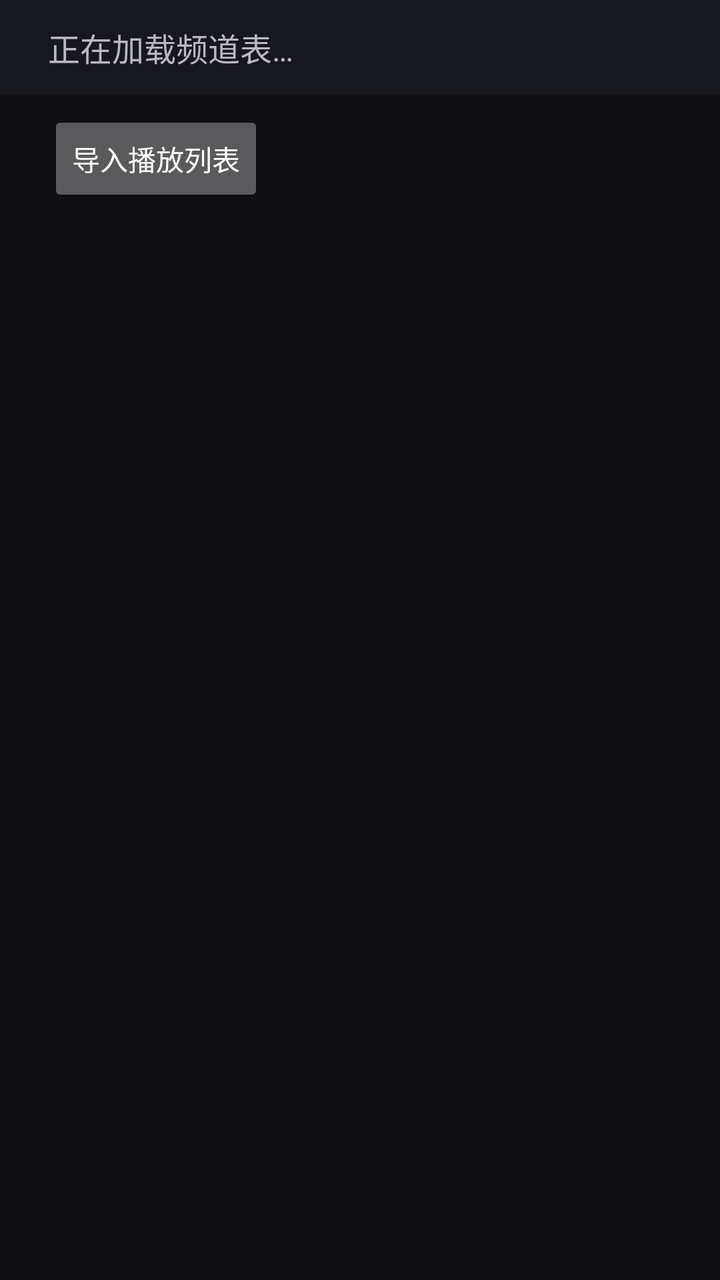
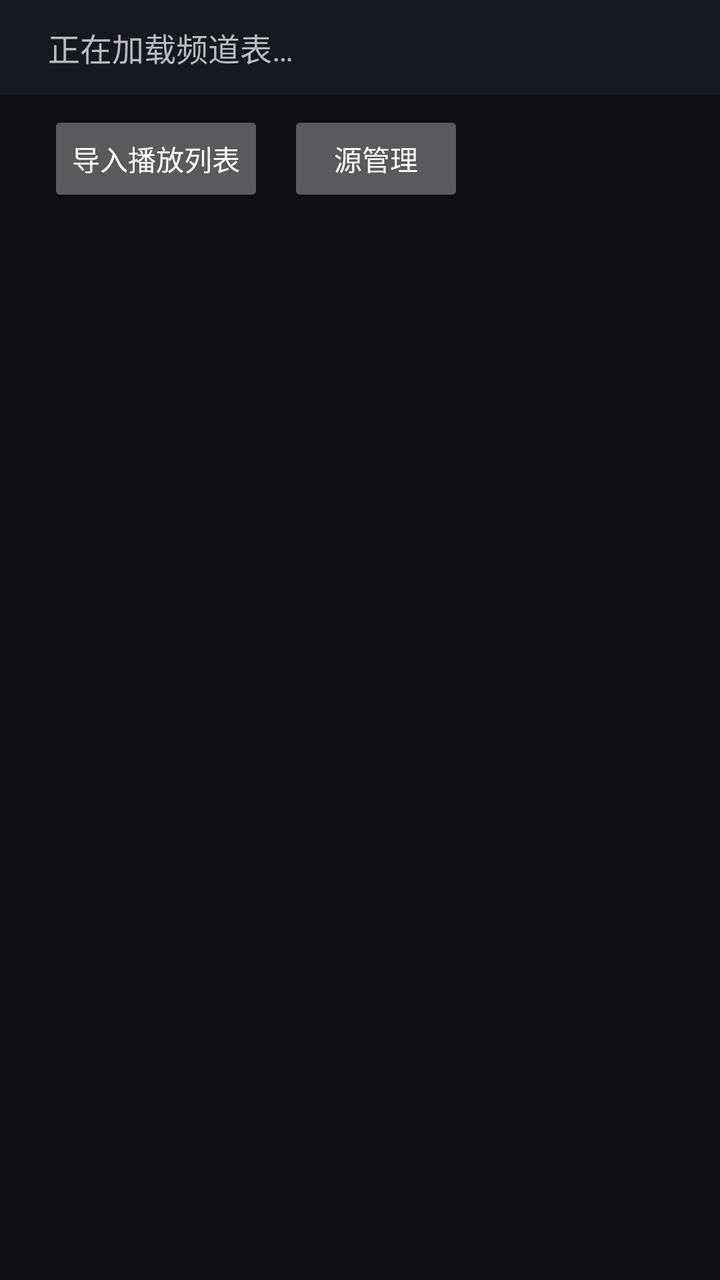

Screens rendered from an Android XML layout before and after an edit, with the pre-edit source and the edit as a unified diff.
<!-- AndroidManifest.xml: another module's application theme Theme.Iptv -->
<!-- res/layout/activity_browse.xml -->
<?xml version="1.0" encoding="utf-8"?>
<LinearLayout xmlns:android="http://schemas.android.com/apk/res/android"
    android:layout_width="match_parent"
    android:layout_height="match_parent"
    android:background="#FF101014"
    android:orientation="vertical">

    <TextView
        android:id="@+id/browse_header"
        android:layout_width="match_parent"
        android:layout_height="wrap_content"
        android:background="#FF17171E"
        android:paddingHorizontal="24dp"
        android:paddingVertical="12dp"
        android:text="@string/browse_loading"
        android:textColor="#FFB9B9C6"
        android:textSize="16sp" />

    
    <Button
        android:id="@+id/import_playlist"
        android:layout_width="wrap_content"
        android:layout_height="wrap_content"
        android:layout_marginHorizontal="24dp"
        android:layout_marginTop="8dp"
        android:text="@string/browse_import_action" />

    
    <FrameLayout
        android:layout_width="match_parent"
        android:layout_height="0dp"
        android:layout_weight="1"
        android:clipChildren="false"
        android:clipToPadding="false">

        <androidx.recyclerview.widget.RecyclerView
            android:id="@+id/channel_list"
            android:layout_width="match_parent"
            android:layout_height="match_parent"
            android:clipToPadding="false"
            android:paddingVertical="12dp"
            android:scrollbars="none" />

    </FrameLayout>

</LinearLayout>
<!-- resources referenced by this layout -->
<resources>
  <string name="browse_import_action">导入播放列表</string>
  <string name="browse_loading">正在加载频道表…</string>
  <style name="Theme.Iptv" parent="android:Theme.Material.NoActionBar.Fullscreen" />
</resources>

<!-- the commit's change to res/layout/activity_browse.xml (unified diff, before → after) -->
@@ -17,13 +17,27 @@
         android:textSize="16sp" />
 
     
-    <Button
-        android:id="@+id/import_playlist"
-        android:layout_width="wrap_content"
+    <LinearLayout
+        android:layout_width="match_parent"
         android:layout_height="wrap_content"
-        android:layout_marginHorizontal="24dp"
-        android:layout_marginTop="8dp"
-        android:text="@string/browse_import_action" />
+        android:orientation="horizontal"
+        android:paddingHorizontal="24dp"
+        android:paddingTop="8dp">
+
+        <Button
+            android:id="@+id/import_playlist"
+            android:layout_width="wrap_content"
+            android:layout_height="wrap_content"
+            android:text="@string/browse_import_action" />
+
+        <Button
+            android:id="@+id/open_sources"
+            android:layout_width="wrap_content"
+            android:layout_height="wrap_content"
+            android:layout_marginStart="12dp"
+            android:text="@string/browse_sources_action" />
+
+    </LinearLayout>
 
     
     <FrameLayout
<!-- resource entries referenced after the edit -->
@@ -2,6 +2,7 @@
 <resources>
   <string name="browse_import_action">导入播放列表</string>
   <string name="browse_loading">正在加载频道表…</string>
+  <string name="browse_sources_action">源管理</string>
   <style name="Theme.Iptv" parent="android:Theme.Material.NoActionBar.Fullscreen" />
 </resources>
 
